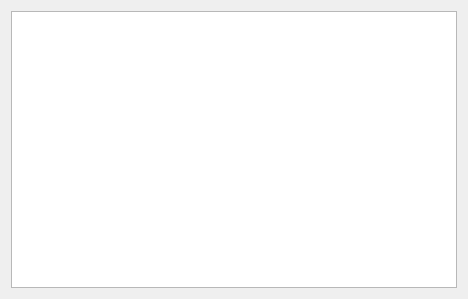
paulmthompson/WhiskerToolbox, file src/WhiskerToolbox/DataManager_Widget/Point_Widget/Point_Widget.ui: the form before one commit.
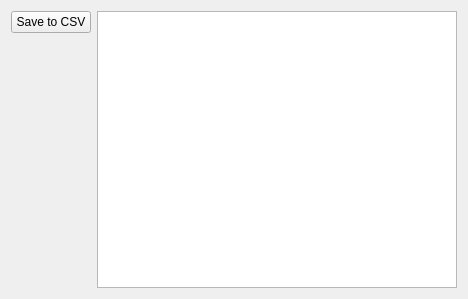
The form after the commit.

Commit message: move saving methods for keypoints to data manager widget from tracking widget

What changed in the file:
```diff
--- a/src/WhiskerToolbox/DataManager_Widget/Point_Widget/Point_Widget.ui
+++ b/src/WhiskerToolbox/DataManager_Widget/Point_Widget/Point_Widget.ui
@@ -10,10 +10,43 @@
     <height>299</height>
    </rect>
   </property>
+  <property name="minimumSize">
+   <size>
+    <width>468</width>
+    <height>0</height>
+   </size>
+  </property>
   <property name="windowTitle">
    <string>Form</string>
   </property>
   <layout class="QHBoxLayout" name="horizontalLayout">
+   <item>
+    <layout class="QVBoxLayout" name="verticalLayout">
+     <property name="sizeConstraint">
+      <enum>QLayout::SizeConstraint::SetMinimumSize</enum>
+     </property>
+     <item>
+      <widget class="QPushButton" name="save_csv_button">
+       <property name="text">
+        <string>Save to CSV</string>
+       </property>
+      </widget>
+     </item>
+     <item>
+      <spacer name="verticalSpacer">
+       <property name="orientation">
+        <enum>Qt::Orientation::Vertical</enum>
+       </property>
+       <property name="sizeHint" stdset="0">
+        <size>
+         <width>20</width>
+         <height>40</height>
+        </size>
+       </property>
+      </spacer>
+     </item>
+    </layout>
+   </item>
    <item>
     <widget class="QTableView" name="tableView"/>
    </item>
```
The commit also changes 5 other files.
